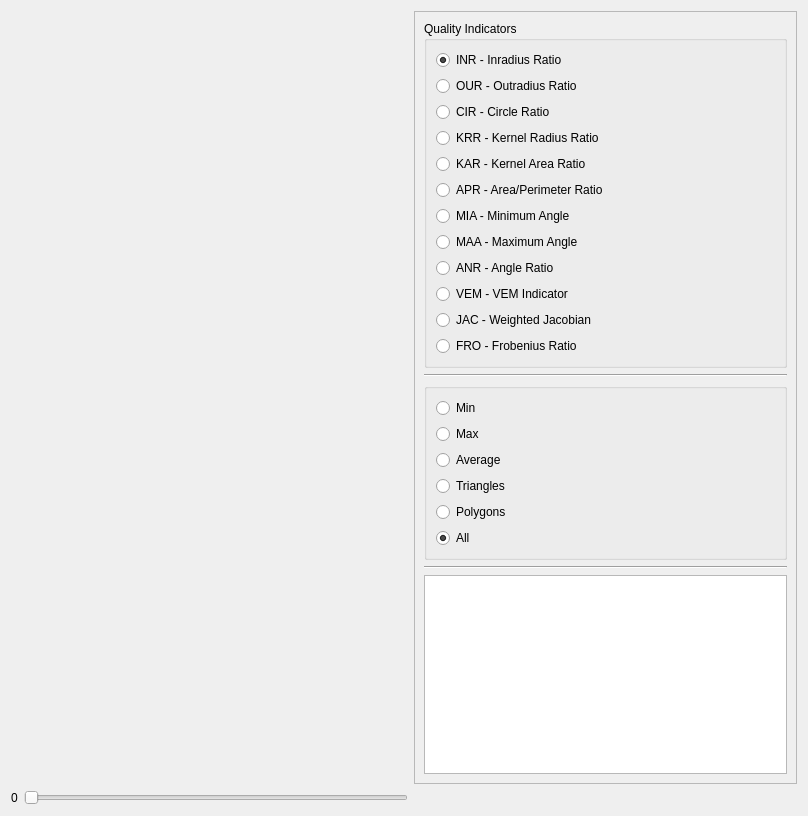
DanielaCabiddu/PEMesh.2, file src/meshmetricsgraphicwidget.ui: the form before one commit.
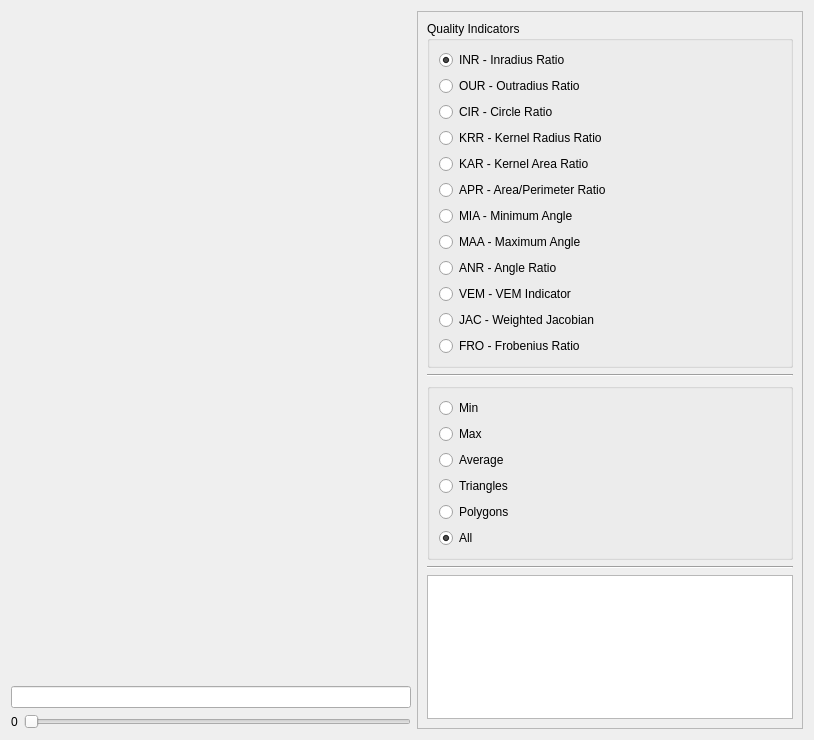
The form after the commit. Custom widgets are drawn as their Qt base class.

```diff
--- a/src/meshmetricsgraphicwidget.ui
+++ b/src/meshmetricsgraphicwidget.ui
@@ -6,22 +6,38 @@
    <rect>
     <x>0</x>
     <y>0</y>
-    <width>808</width>
-    <height>816</height>
+    <width>814</width>
+    <height>740</height>
    </rect>
   </property>
   <property name="windowTitle">
    <string>Form</string>
   </property>
   <layout class="QGridLayout" name="gridLayout">
-   <item row="2" column="1">
+   <item row="3" column="0">
+    <widget class="QLabel" name="mesh_number_label">
+     <property name="text">
+      <string>0</string>
+     </property>
+     <property name="scaledContents">
+      <bool>true</bool>
+     </property>
+     <property name="wordWrap">
+      <bool>true</bool>
+     </property>
+     <property name="margin">
+      <number>8</number>
+     </property>
+    </widget>
+   </item>
+   <item row="3" column="1">
     <widget class="QSlider" name="mesh_metrics_slider">
      <property name="orientation">
       <enum>Qt::Orientation::Horizontal</enum>
      </property>
     </widget>
    </item>
-   <item row="1" column="2">
+   <item row="0" column="2" rowspan="4">
     <widget class="QFrame" name="frame">
      <property name="minimumSize">
       <size>
@@ -215,23 +231,14 @@
      </layout>
     </widget>
    </item>
-   <item row="2" column="0">
-    <widget class="QLabel" name="mesh_number_label">
-     <property name="text">
-      <string>0</string>
-     </property>
-     <property name="scaledContents">
+   <item row="2" column="0" colspan="2">
+    <widget class="QLineEdit" name="colorbar">
+     <property name="readOnly">
       <bool>true</bool>
      </property>
-     <property name="wordWrap">
-      <bool>true</bool>
-     </property>
-     <property name="margin">
-      <number>8</number>
-     </property>
     </widget>
    </item>
-   <item row="1" column="0" colspan="2">
+   <item row="0" column="0" rowspan="2" colspan="2">
     <widget class="cinolib::GLcanvasOld" name="mesh_metrics_canvas" native="true"/>
    </item>
   </layout>
```
